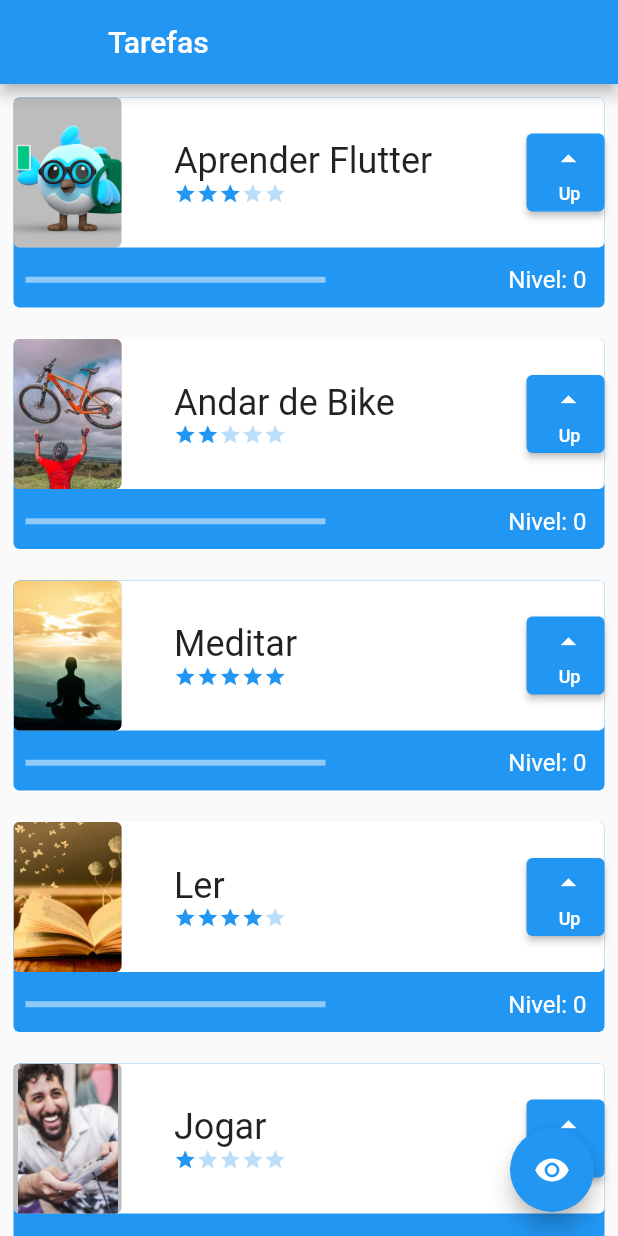
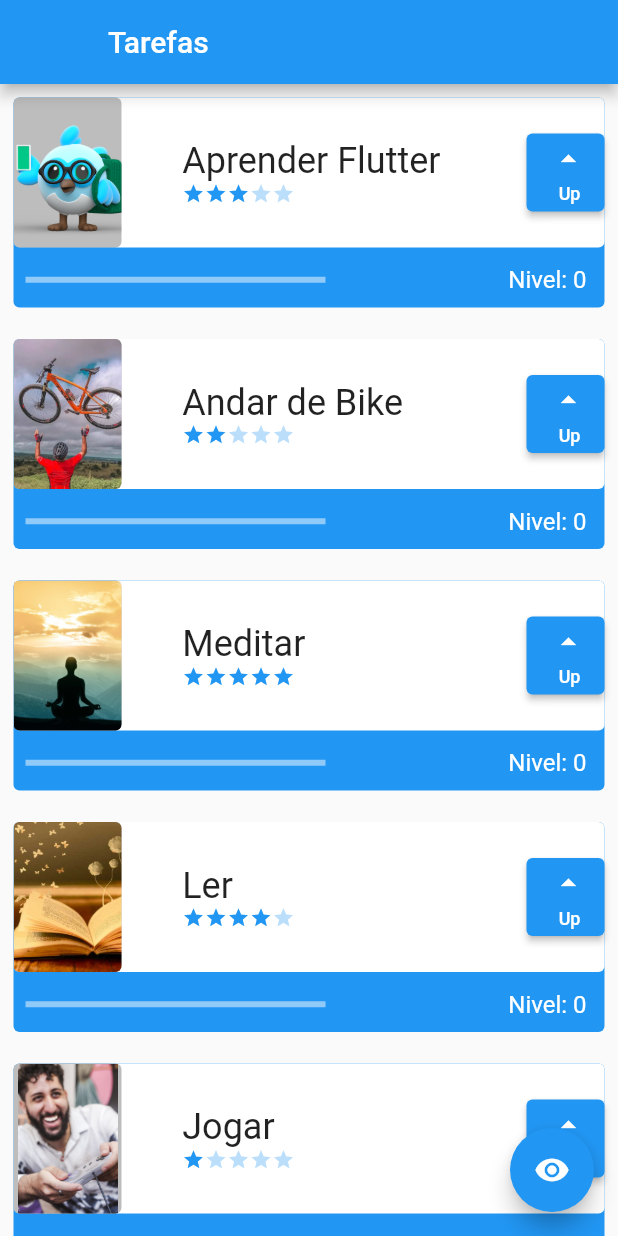
Before and after one commit to morlandini1/nosso_primeiro_projeto, a Flutter app: the screen it shows after launch, on a phone screen of 412 x 824 dp. Run offline on Flutter 3.47's test engine with Material 2 defaults, Android fonts, the phone set to English and light mode, and no system bars.

Commit message:
Projeto final

```diff
--- a/lib/componentes/task.dart
+++ b/lib/componentes/task.dart
@@ -58,7 +58,7 @@ class _TaskState extends State<Task> {
                       crossAxisAlignment: CrossAxisAlignment.start,
                       children: [
                         SizedBox(
-                            width: 200,
+                            width: 189,
                             child: Text(
                               widget.nome,
                               style: const TextStyle(
```
